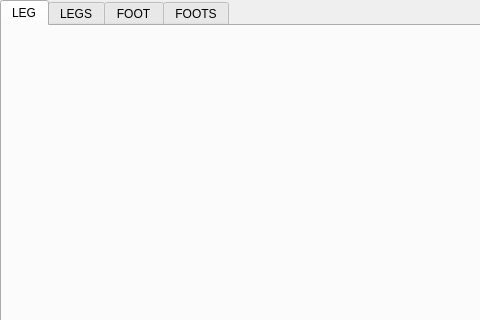
Old version of the form dragon_visualization/rqt_plot_entire/resource/plot.ui in the repository zz19930617/dragon_visualization; both pictures show x 0 to 480 and y 0 to 320 of the 829 by 615 pixel window.
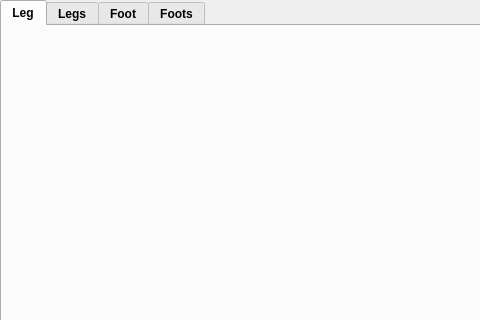
New version of the form.

Diff of the .ui file:
```diff
--- a/dragon_visualization/rqt_plot_entire/resource/plot.ui
+++ b/dragon_visualization/rqt_plot_entire/resource/plot.ui
@@ -34,6 +34,12 @@
    </property>
    <item>
     <widget class="QTabWidget" name="tabWidget">
+     <property name="font">
+      <font>
+       <weight>75</weight>
+       <bold>true</bold>
+      </font>
+     </property>
      <property name="currentIndex">
       <number>0</number>
      </property>
@@ -45,7 +51,7 @@
        </size>
       </property>
       <attribute name="title">
-       <string>LEG</string>
+       <string>Leg</string>
       </attribute>
       <layout class="QHBoxLayout" name="horizontalLayout">
        <item>
@@ -84,7 +90,7 @@
      </widget>
      <widget class="QWidget" name="tab_2">
       <attribute name="title">
-       <string>LEGS</string>
+       <string>Legs</string>
       </attribute>
       <layout class="QHBoxLayout" name="horizontalLayout_3">
        <item>
@@ -94,7 +100,7 @@
      </widget>
      <widget class="QWidget" name="tab_3">
       <attribute name="title">
-       <string>FOOT</string>
+       <string>Foot</string>
       </attribute>
       <layout class="QHBoxLayout" name="horizontalLayout_2">
        <item>
@@ -133,7 +139,7 @@
      </widget>
      <widget class="QWidget" name="tab_4">
       <attribute name="title">
-       <string>FOOTS</string>
+       <string>Foots</string>
       </attribute>
       <layout class="QVBoxLayout" name="verticalLayout_6">
        <item>
```
